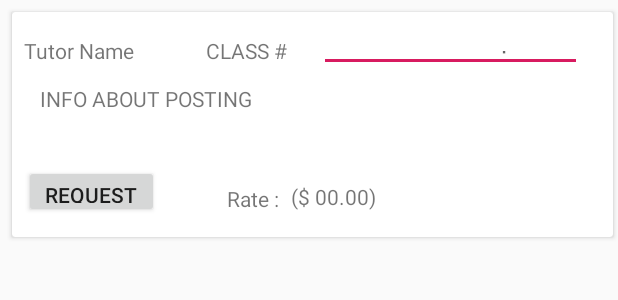
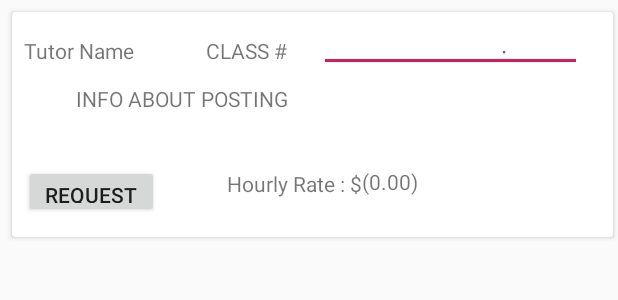
Before and after one commit to JeffSandov6/TutorMe, an Android app: the layout card_layout.xml on its own in the app's theme, with its tools: preview values and no code run, on a phone screen of 412 x 824 dp. Shown: the top 300 px of the screen. Run offline under Robolectric (Android 15) with nearby library versions, the phone set to English and light mode, and no system bars.

Commit message:
final touches

```diff
--- a/app/src/main/java/com/example/jeffsando/tutorme/chooseMajor.java
+++ b/app/src/main/java/com/example/jeffsando/tutorme/chooseMajor.java
@@ -17,6 +17,7 @@ public class chooseMajor extends AppCompatActivity {
         Button profilebutton =(Button) findViewById(R.id.profilebutton);
 
 
+
         profilebutton.setOnClickListener(new View.OnClickListener() {
             @Override
             public void onClick(View v) {
@@ -32,7 +33,10 @@ public class chooseMajor extends AppCompatActivity {
 
         startActivity(intent);
 
-        finish();
+    }
 
+    public void goToBoard (View view){
+        Intent intent = new Intent (this, activity_table.class);
+        startActivity(intent);
     }
 }
--- a/app/src/main/res/layout/card_layout.xml
+++ b/app/src/main/res/layout/card_layout.xml
@@ -48,12 +48,12 @@
                     app:layout_constraintTop_toBottomOf="@+id/postInfo_textView"/>
             <TextView
                     android:text="INFO ABOUT POSTING"
-                    android:layout_width="363dp"
+                    android:layout_width="316dp"
                     android:layout_height="41dp"
                     android:id="@+id/postInfo_textView" app:layout_constraintEnd_toEndOf="parent"
-                    android:layout_marginEnd="8dp" android:layout_marginRight="8dp"
-                    app:layout_constraintStart_toStartOf="parent" android:layout_marginLeft="8dp"
-                    android:layout_marginStart="8dp" android:layout_marginTop="8dp"
+                    android:layout_marginEnd="12dp" android:layout_marginRight="12dp"
+                    app:layout_constraintStart_toStartOf="parent" android:layout_marginLeft="12dp"
+                    android:layout_marginStart="12dp" android:layout_marginTop="8dp"
                     app:layout_constraintTop_toBottomOf="@+id/timeStamp_Time"
             />
             <EditText
@@ -67,20 +67,21 @@
                     app:layout_constraintStart_toEndOf="@+id/tutorClass_textView" android:layout_marginStart="8dp"
                     android:layout_marginLeft="8dp" android:hint="datetime stamp"/>
             <TextView
-                    android:text="Rate :"
+                    android:text="Hourly Rate : $"
                     android:layout_width="wrap_content"
                     android:layout_height="35dp"
                     android:id="@+id/rate_textView"
                     android:layout_marginTop="25dp"
                     app:layout_constraintTop_toBottomOf="@+id/postInfo_textView"
                     app:layout_constraintStart_toEndOf="@+id/requestBtn" android:layout_marginLeft="45dp"
-                    android:layout_marginStart="45dp"/>
+                    android:layout_marginStart="45dp" android:layout_marginBottom="20dp"
+                    app:layout_constraintBottom_toBottomOf="parent"/>
             <TextView
-                    android:text="($ 00.00)"
+                    android:text="(0.00)"
                     android:layout_width="wrap_content"
                     android:layout_height="wrap_content"
                     android:id="@+id/ratehourly_TextView" app:layout_constraintStart_toEndOf="@+id/rate_textView"
-                    android:layout_marginLeft="8dp" android:layout_marginStart="8dp" android:layout_marginBottom="17dp"
+                    android:layout_marginBottom="27dp"
                     app:layout_constraintBottom_toBottomOf="parent"/>
 
         </android.support.constraint.ConstraintLayout>
```
Also changed, not shown: app/src/main/AndroidManifest.xml (+10 -11 lines), app/src/main/res/layout/activity_choose_major.xml (+8 -0 lines).
